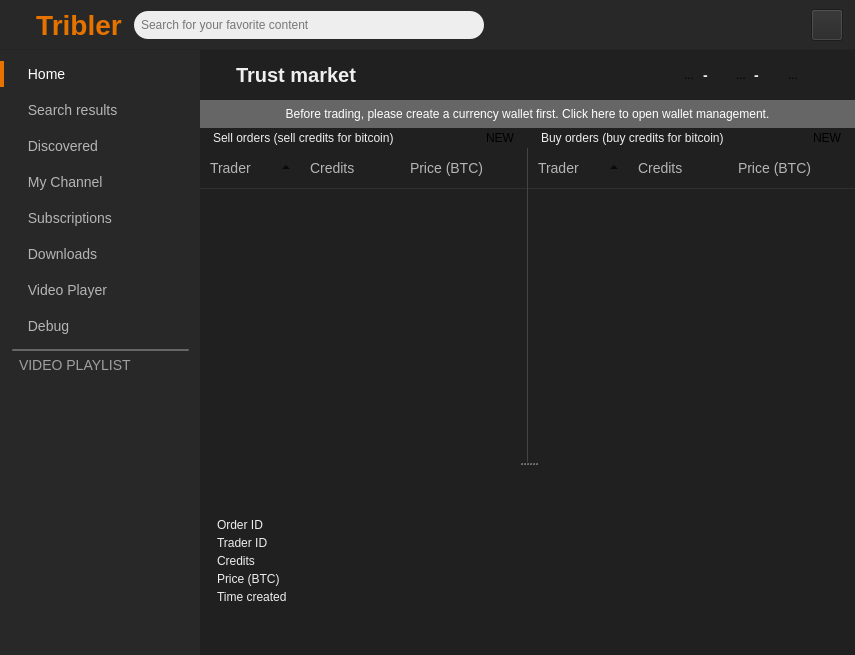
Above: TriblerGUI/qt_resources/mainwindow.ui from devos50/tribler before the change. Below: the same form after it.
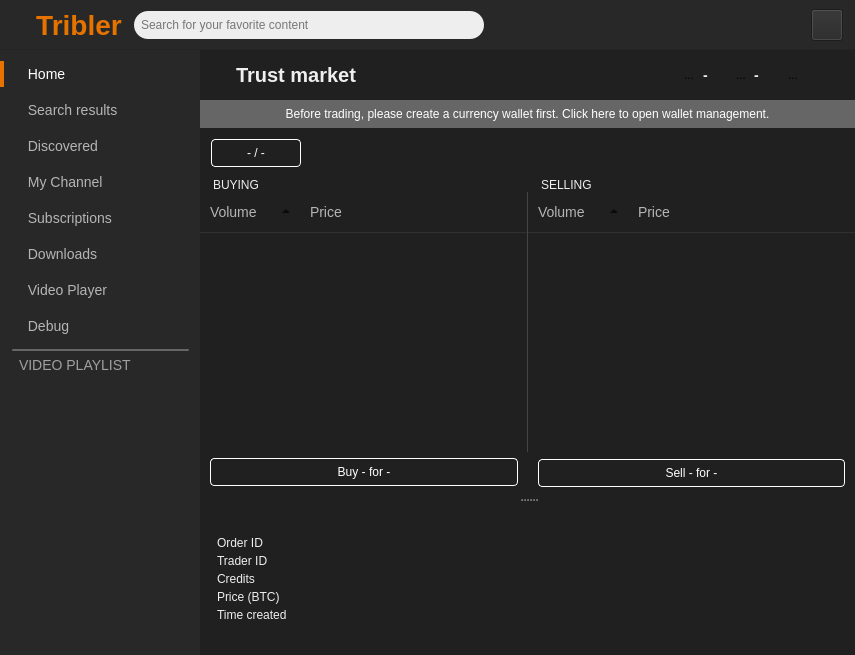
That is the form after the change. The open tabs and pages were chosen to show the change. Icons and pictures are not drawn. Custom widgets are drawn as their Qt base class.

Commit message: Adjusted GUI to support multiple wallet types

Diff of the .ui file:
```diff
--- a/TriblerGUI/qt_resources/mainwindow.ui
+++ b/TriblerGUI/qt_resources/mainwindow.ui
@@ -9611,6 +9611,54 @@
             </property>
            </widget>
           </item>
+          <item>
+           <widget class="QWidget" name="widget_39" native="true">
+            <layout class="QHBoxLayout" name="horizontalLayout_51">
+             <item>
+              <widget class="QToolButton" name="market_currency_type_button">
+               <property name="minimumSize">
+                <size>
+                 <width>90</width>
+                 <height>28</height>
+                </size>
+               </property>
+               <property name="maximumSize">
+                <size>
+                 <width>90</width>
+                 <height>28</height>
+                </size>
+               </property>
+               <property name="cursor">
+                <cursorShape>PointingHandCursor</cursorShape>
+               </property>
+               <property name="styleSheet">
+                <string notr="true">background: none;
+color: white;
+border-radius: 4px;
+border: 1px solid white;
+font-size: 12px;</string>
+               </property>
+               <property name="text">
+                <string>- / -</string>
+               </property>
+              </widget>
+             </item>
+             <item>
+              <spacer name="horizontalSpacer_83">
+               <property name="orientation">
+                <enum>Qt::Horizontal</enum>
+               </property>
+               <property name="sizeHint" stdset="0">
+                <size>
+                 <width>40</width>
+                 <height>20</height>
+                </size>
+               </property>
+              </spacer>
+             </item>
+            </layout>
+           </widget>
+          </item>
           <item>
            <widget class="QWidget" name="market_container" native="true">
             <property name="sizePolicy">
@@ -9699,51 +9747,10 @@
                           <string notr="true">padding-left: 10px;</string>
                          </property>
                          <property name="text">
-                          <string>Sell orders (sell credits for bitcoin)</string>
+                          <string>BUYING</string>
                          </property>
                         </widget>
                        </item>
-                       <item>
-                        <widget class="EllipseButton" name="create_ask_button">
-                         <property name="minimumSize">
-                          <size>
-                           <width>36</width>
-                           <height>20</height>
-                          </size>
-                         </property>
-                         <property name="maximumSize">
-                          <size>
-                           <width>36</width>
-                           <height>20</height>
-                          </size>
-                         </property>
-                         <property name="cursor">
-                          <cursorShape>PointingHandCursor</cursorShape>
-                         </property>
-                         <property name="styleSheet">
-                          <string notr="true">border-radius: 10px;</string>
-                         </property>
-                         <property name="text">
-                          <string>NEW</string>
-                         </property>
-                        </widget>
-                       </item>
-                       <item>
-                        <spacer name="horizontalSpacer_73">
-                         <property name="orientation">
-                          <enum>Qt::Horizontal</enum>
-                         </property>
-                         <property name="sizeType">
-                          <enum>QSizePolicy::Fixed</enum>
-                         </property>
-                         <property name="sizeHint" stdset="0">
-                          <size>
-                           <width>10</width>
-                           <height>20</height>
-                          </size>
-                         </property>
-                        </spacer>
-                       </item>
                       </layout>
                      </widget>
                     </item>
@@ -9758,21 +9765,107 @@
                       <property name="sortingEnabled">
                        <bool>true</bool>
                       </property>
+                      <attribute name="headerStretchLastSection">
+                       <bool>true</bool>
+                      </attribute>
                       <column>
                        <property name="text">
-                        <string>Trader</string>
+                        <string>Volume</string>
                        </property>
                       </column>
                       <column>
                        <property name="text">
-                        <string>Credits</string>
+                        <string>Price</string>
                        </property>
                       </column>
-                      <column>
-                       <property name="text">
-                        <string>Price (BTC)</string>
+                     </widget>
+                    </item>
+                    <item>
+                     <widget class="QWidget" name="widget_40" native="true">
+                      <layout class="QHBoxLayout" name="horizontalLayout_52">
+                       <property name="spacing">
+                        <number>0</number>
                        </property>
-                      </column>
+                       <property name="leftMargin">
+                        <number>0</number>
+                       </property>
+                       <property name="topMargin">
+                        <number>6</number>
+                       </property>
+                       <property name="rightMargin">
+                        <number>0</number>
+                       </property>
+                       <property name="bottomMargin">
+                        <number>12</number>
+                       </property>
+                       <item>
+                        <spacer name="horizontalSpacer_82">
+                         <property name="orientation">
+                          <enum>Qt::Horizontal</enum>
+                         </property>
+                         <property name="sizeType">
+                          <enum>QSizePolicy::Fixed</enum>
+                         </property>
+                         <property name="sizeHint" stdset="0">
+                          <size>
+                           <width>10</width>
+                           <height>20</height>
+                          </size>
+                         </property>
+                        </spacer>
+                       </item>
+                       <item>
+                        <widget class="QToolButton" name="create_bid_button">
+                         <property name="sizePolicy">
+                          <sizepolicy hsizetype="Expanding" vsizetype="Fixed">
+                           <horstretch>0</horstretch>
+                           <verstretch>0</verstretch>
+                          </sizepolicy>
+                         </property>
+                         <property name="minimumSize">
+                          <size>
+                           <width>0</width>
+                           <height>28</height>
+                          </size>
+                         </property>
+                         <property name="maximumSize">
+                          <size>
+                           <width>16777215</width>
+                           <height>28</height>
+                          </size>
+                         </property>
+                         <property name="cursor">
+                          <cursorShape>PointingHandCursor</cursorShape>
+                         </property>
+                         <property name="styleSheet">
+                          <string notr="true">background: none;
+color: white;
+border-radius: 4px;
+border: 1px solid white;
+font-size: 12px;</string>
+                         </property>
+                         <property name="text">
+                          <string>Buy - for -</string>
+                         </property>
+                        </widget>
+                       </item>
+                       <item>
+                        <spacer name="horizontalSpacer_84">
+                         <property name="orientation">
+                          <enum>Qt::Horizontal</enum>
+                         </property>
+                         <property name="sizeType">
+                          <enum>QSizePolicy::Fixed</enum>
+                         </property>
+                         <property name="sizeHint" stdset="0">
+                          <size>
+                           <width>10</width>
+                           <height>20</height>
+                          </size>
+                         </property>
+                        </spacer>
+                       </item>
+                      </layout>
                      </widget>
                     </item>
                    </layout>
@@ -9820,51 +9913,10 @@
                           <string notr="true">padding-left: 10px</string>
                          </property>
                          <property name="text">
-                          <string>Buy orders (buy credits for bitcoin)</string>
+                          <string>SELLING</string>
                          </property>
                         </widget>
                        </item>
-                       <item>
-                        <widget class="EllipseButton" name="create_bid_button">
-                         <property name="minimumSize">
-                          <size>
-                           <width>36</width>
-                           <height>20</height>
-                          </size>
-                         </property>
-                         <property name="maximumSize">
-                          <size>
-                           <width>36</width>
-                           <height>20</height>
-                          </size>
-                         </property>
-                         <property name="cursor">
-                          <cursorShape>PointingHandCursor</cursorShape>
-                         </property>
-                         <property name="styleSheet">
-                          <string notr="true">border-radius: 10px;</string>
-                         </property>
-                         <property name="text">
-                          <string>NEW</string>
-                         </property>
-                        </widget>
-                       </item>
-                       <item>
-                        <spacer name="horizontalSpacer_74">
-                         <property name="orientation">
-                          <enum>Qt::Horizontal</enum>
-                         </property>
-                         <property name="sizeType">
-                          <enum>QSizePolicy::Fixed</enum>
-                         </property>
-                         <property name="sizeHint" stdset="0">
-                          <size>
-                           <width>10</width>
-                           <height>20</height>
-                          </size>
-                         </property>
-                        </spacer>
-                       </item>
                       </layout>
                      </widget>
                     </item>
@@ -9878,19 +9930,99 @@
                       </property>
                       <column>
                        <property name="text">
-                        <string>Trader</string>
+                        <string>Volume</string>
                        </property>
                       </column>
                       <column>
                        <property name="text">
-                        <string>Credits</string>
+                        <string>Price</string>
                        </property>
                       </column>
-                      <column>
-                       <property name="text">
-                        <string>Price (BTC)</string>
+                     </widget>
+                    </item>
+                    <item>
+                     <widget class="QWidget" name="widget_41" native="true">
+                      <layout class="QHBoxLayout" name="horizontalLayout_53">
+                       <property name="spacing">
+                        <number>0</number>
                        </property>
-                      </column>
+                       <property name="leftMargin">
+                        <number>0</number>
+                       </property>
+                       <property name="topMargin">
+                        <number>6</number>
+                       </property>
+                       <property name="rightMargin">
+                        <number>0</number>
+                       </property>
+                       <item>
+                        <spacer name="horizontalSpacer_85">
+                         <property name="orientation">
+                          <enum>Qt::Horizontal</enum>
+                         </property>
+                         <property name="sizeType">
+                          <enum>QSizePolicy::Fixed</enum>
+                         </property>
+                         <property name="sizeHint" stdset="0">
+                          <size>
+                           <width>10</width>
+                           <height>20</height>
+                          </size>
+                         </property>
+                        </spacer>
+                       </item>
+                       <item>
+                        <widget class="QToolButton" name="create_ask_button">
+                         <property name="sizePolicy">
+                          <sizepolicy hsizetype="Expanding" vsizetype="Fixed">
+                           <horstretch>0</horstretch>
+                           <verstretch>0</verstretch>
+                          </sizepolicy>
+                         </property>
+                         <property name="minimumSize">
+                          <size>
+                           <width>0</width>
+                           <height>28</height>
+                          </size>
+                         </property>
+                         <property name="maximumSize">
+                          <size>
+                           <width>16777215</width>
+                           <height>28</height>
+                          </size>
+                         </property>
+                         <property name="cursor">
+                          <cursorShape>PointingHandCursor</cursorShape>
+                         </property>
+                         <property name="styleSheet">
+                          <string notr="true">background: none;
+color: white;
+border-radius: 4px;
+border: 1px solid white;
+font-size: 12px;</string>
+                         </property>
+                         <property name="text">
+                          <string>Sell - for -</string>
+                         </property>
+                        </widget>
+                       </item>
+                       <item>
+                        <spacer name="horizontalSpacer_86">
+                         <property name="orientation">
+                          <enum>Qt::Horizontal</enum>
+                         </property>
+                         <property name="sizeType">
+                          <enum>QSizePolicy::Fixed</enum>
+                         </property>
+                         <property name="sizeHint" stdset="0">
+                          <size>
+                           <width>10</width>
+                           <height>20</height>
+                          </size>
+                         </property>
+                        </spacer>
+                       </item>
+                      </layout>
                      </widget>
                     </item>
                    </layout>
```
Left out of the diff: 2 changed lines with no effect on the pictures. The commit also changes 3 other files.
